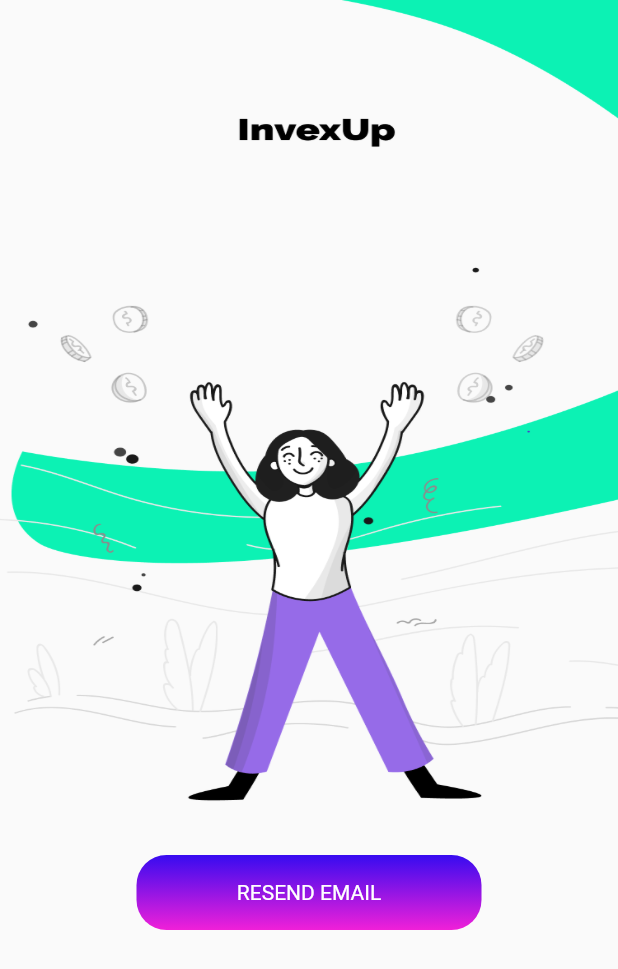
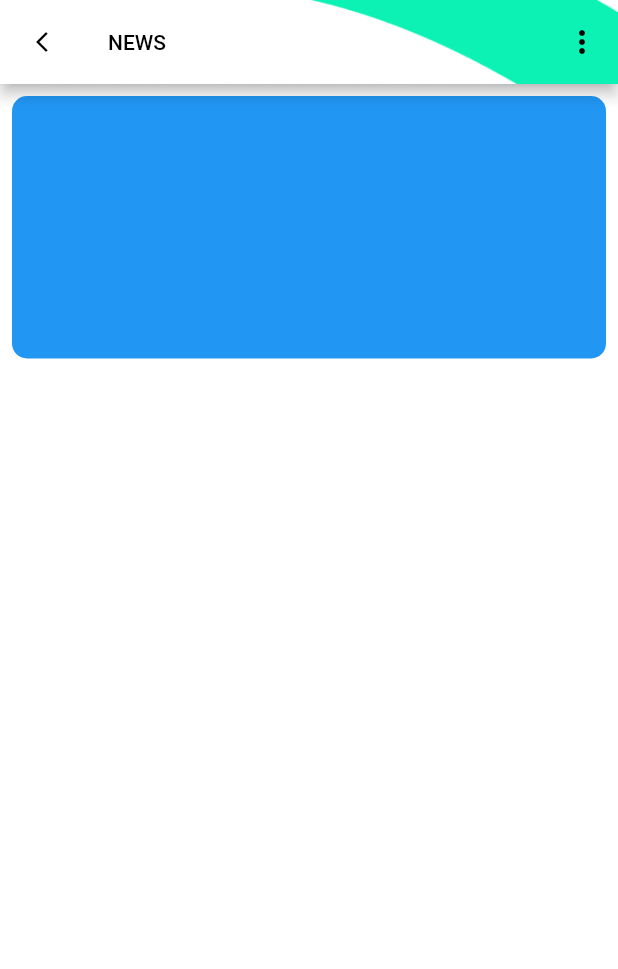
Before and after one commit to iqra32/InvexupTradingApp, a Flutter app: the Confirmedpw screen opened directly, after a tap on "RESEND EMAIL", on a phone screen of 412 x 824 dp. Shown: the top 969 px of the screen. Run offline on Flutter 3.47's test engine with Material 2 defaults, Android fonts, the phone set to English and light mode, and no system bars; our stand-ins replace flutter_screenutil, splashscreen.

Commit message:
news screen start

```diff
--- a/lib/Screen/confirmedpw.dart
+++ b/lib/Screen/confirmedpw.dart
@@ -1,4 +1,5 @@
 import 'package:flutter/material.dart';
+import 'package:tradix/Screen/newsscreen.dart';
 import 'package:tradix/general/appColor.dart';
 
 class Confirmedpw extends StatefulWidget {
@@ -22,7 +23,7 @@ class _ConfirmedpwState extends State<Confirmedpw> {
             decoration: const BoxDecoration(
               image: DecorationImage(
                 image: AssetImage(
-                  'assets/Group43.png',
+                  'assets/new.png',
                 ),
                 fit: BoxFit.fill,
               ),
@@ -31,10 +32,10 @@ class _ConfirmedpwState extends State<Confirmedpw> {
           SizedBox(height: 20.0),
           GestureDetector(
             onTap: () {
-              // Navigator.pushReplacement(
-              //   context,
-              //   MaterialPageRoute(builder: (context) => Confirmedpw()),
-              // );
+              Navigator.pushReplacement(
+                context,
+                MaterialPageRoute(builder: (context) => NewsScreen()),
+              );
             },
             child: Container(
               height: 50,
--- /dev/null
+++ b/lib/Screen/newsscreen.dart
@@ -0,0 +1,59 @@
+import 'package:flutter/material.dart';
+
+class NewsScreen extends StatefulWidget {
+  NewsScreen({Key? key}) : super(key: key);
+
+  @override
+  State<NewsScreen> createState() => _NewsScreenState();
+}
+
+class _NewsScreenState extends State<NewsScreen> {
+  @override
+  Widget build(BuildContext context) {
+    return Scaffold(
+      backgroundColor: Colors.white,
+      appBar: AppBar(
+        leading: Icon(
+          Icons.arrow_back_ios_new,
+          color: Colors.black,
+          size: 16.0,
+        ),
+        actions: [
+          IconButton(
+            icon: const Icon(
+              Icons.more_vert,
+              color: Colors.black,
+            ),
+            onPressed: () {},
+          )
+        ],
+        backgroundColor: Colors.white,
+        title: Text(
+          'NEWS',
+          style: TextStyle(color: Colors.black, fontSize: 14),
+        ),
+        flexibleSpace: Container(
+          decoration: BoxDecoration(
+              image: DecorationImage(
+                  image: const AssetImage('assets/bgappbar.png'),
+                  fit: BoxFit.fill)),
+        ),
+      ),
+      body: Column(
+        children: [
+          Padding(
+            padding: const EdgeInsets.all(8.0),
+            child: Container(
+              height: 175,
+              width: double.infinity,
+              decoration: BoxDecoration(
+                color: Colors.blue,
+                borderRadius: BorderRadius.circular(10.0),
+              ),
+            ),
+          ),
+        ],
+      ),
+    );
+  }
+}
--- a/lib/main.dart
+++ b/lib/main.dart
@@ -13,8 +13,7 @@ class MyApp extends StatelessWidget {
   // This widget is the root of your application.
   @override
   Widget build(BuildContext context) {
-    // double width = MediaQuery.of(context).size.width;
-    // double height = MediaQuery.of(context).size.height;
+
     return ScreenUtilInit(builder: (context, child) {
       designSize:
       Size(375, 812);
--- a/pubspec.yaml
+++ b/pubspec.yaml
@@ -68,6 +68,8 @@ flutter:
     - assets/Group43.png
     - assets/login.png
     - assets/chnagepw.png
+    - assets/bgappbar.png
+    - assets/new.png
   #   - images/a_dot_ham.jpeg
 
   # An image asset can refer to one or more resolution-specific "variants", see
```
Also changed, not shown: assets/bgappbar.png (added), assets/new.png (added), pubspec.lock.
